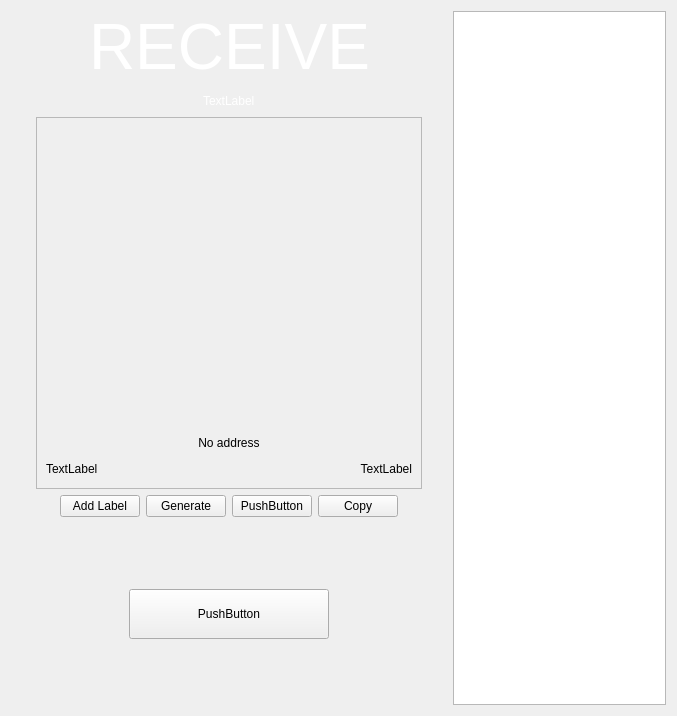
eons-finance/ALQO, file src/qt/forms/receivewidget.ui: the form before one commit.
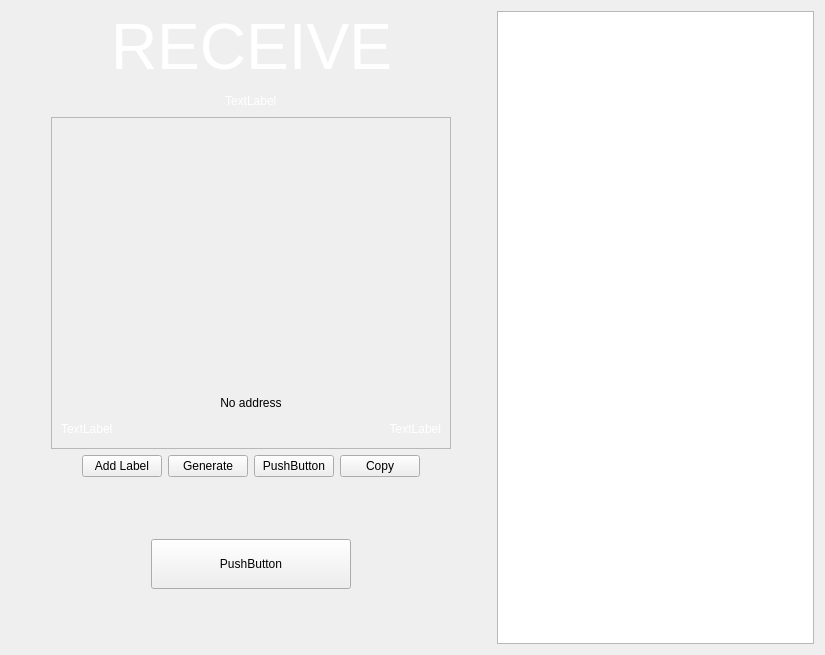
The form after the commit.

Patch:
```diff
--- a/src/qt/forms/receivewidget.ui
+++ b/src/qt/forms/receivewidget.ui
@@ -6,8 +6,8 @@
    <rect>
     <x>0</x>
     <y>0</y>
-    <width>677</width>
-    <height>716</height>
+    <width>825</width>
+    <height>655</height>
    </rect>
   </property>
   <property name="minimumSize">
@@ -146,7 +146,7 @@
               <item>
                <layout class="QHBoxLayout" name="horizontalLayout_3">
                 <item>
-                 <spacer name="horizontalSpacer_7">
+                 <spacer name="horizontalSpacer_6">
                   <property name="orientation">
                    <enum>Qt::Horizontal</enum>
                   </property>
@@ -162,26 +162,17 @@
                  <widget class="QLabel" name="labelQrImg">
                   <property name="minimumSize">
                    <size>
-                    <width>220</width>
-                    <height>220</height>
-                   </size>
-                  </property>
-                  <property name="maximumSize">
-                   <size>
-                    <width>220</width>
-                    <height>220</height>
+                    <width>180</width>
+                    <height>180</height>
                    </size>
                   </property>
                   <property name="text">
                    <string/>
                   </property>
-                  <property name="alignment">
-                   <set>Qt::AlignCenter</set>
-                  </property>
                  </widget>
                 </item>
                 <item>
-                 <spacer name="horizontalSpacer_6">
+                 <spacer name="horizontalSpacer_7">
                   <property name="orientation">
                    <enum>Qt::Horizontal</enum>
                   </property>
@@ -264,6 +255,9 @@
                <layout class="QHBoxLayout" name="horizontalLayout_6">
                 <item>
                  <widget class="QLabel" name="labelLabel">
+                  <property name="styleSheet">
+                   <string notr="true">color:white;</string>
+                  </property>
                   <property name="text">
                    <string>TextLabel</string>
                   </property>
@@ -284,6 +278,9 @@
                 </item>
                 <item>
                  <widget class="QLabel" name="labelDate">
+                  <property name="styleSheet">
+                   <string notr="true">color:white;</string>
+                  </property>
                   <property name="text">
                    <string>TextLabel</string>
                   </property>
```
